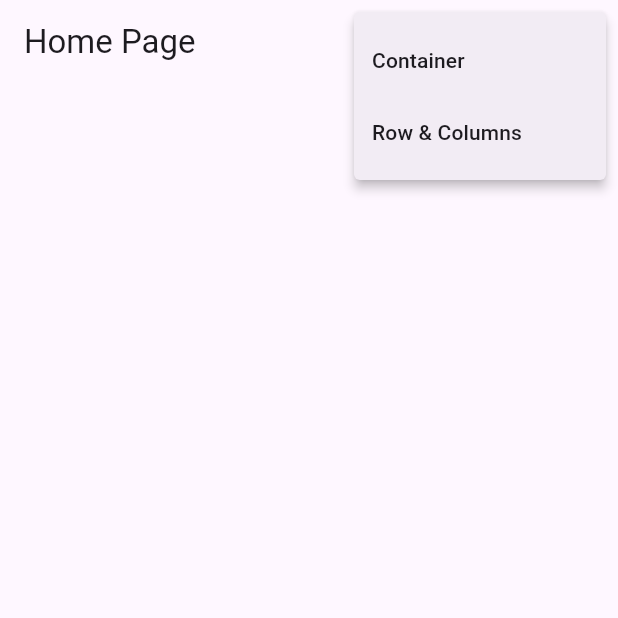
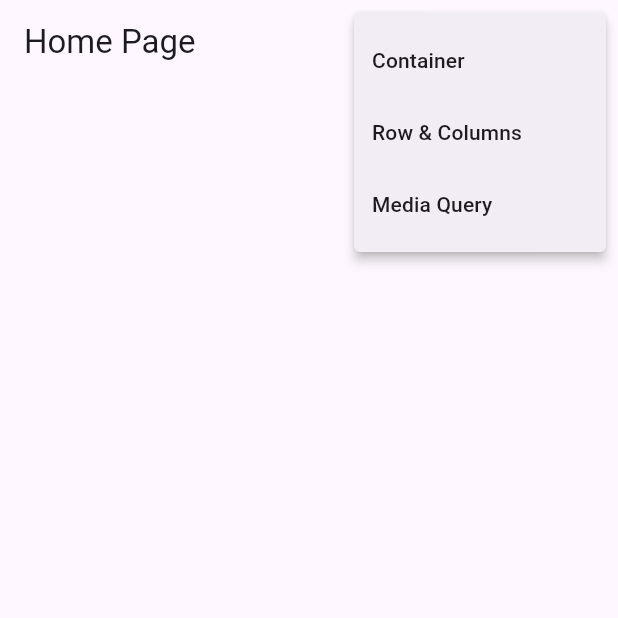
Before and after one commit to fabriciosuhet/flutter-primeiro-projeto, a Flutter app: the screen it shows after launch, after a tap on the "restaurant menu" icon, on a phone screen of 412 x 824 dp, the top half of it. Run offline on Flutter 3.47's test engine with Material 2 defaults, Android fonts, the phone set to English and light mode, and no system bars.

Commit message:
media quuery

```diff
--- a/lib/main.dart
+++ b/lib/main.dart
@@ -1,6 +1,7 @@
 import 'package:flutter/material.dart';
 import 'package:flutter_primeiro_projeto/pages/container/containerpage.dart';
 import 'package:flutter_primeiro_projeto/pages/home/homepage.dart';
+import 'package:flutter_primeiro_projeto/pages/media_query/media_query_page.dart';
 import 'package:flutter_primeiro_projeto/pages/rows_columns/rows_columns_page.dart';
 
 void main() {
@@ -23,6 +24,7 @@ class MyApp extends StatelessWidget {
         '/': (_) => const HomePage(),
         '/container': (_) => const ContainerPage(),
         '/rows_columns': (_) => const RowsColumnPage(),
+        '/media_query': (_) => const MediaQueryPage(),
       },
     );
   }
--- a/lib/pages/home/homepage.dart
+++ b/lib/pages/home/homepage.dart
@@ -3,6 +3,7 @@ import 'package:flutter/material.dart';
 enum PopupMenuPages {
   container,
   rows_columns,
+  media_query,
 }
 
 class HomePage extends StatelessWidget {
@@ -25,6 +26,9 @@ class HomePage extends StatelessWidget {
                 case PopupMenuPages.rows_columns:
                   Navigator.of(context).pushNamed('/rows_columns');
                   break;
+                case PopupMenuPages.media_query:
+                  Navigator.of(context).pushNamed('/media_query');
+                  break;
               }
             },
             itemBuilder: (BuildContext context) {
@@ -37,6 +41,10 @@ class HomePage extends StatelessWidget {
                   value: PopupMenuPages.rows_columns,
                   child: Text('Row & Columns'),
                 ),
+                const PopupMenuItem<PopupMenuPages>(
+                  value: PopupMenuPages.media_query,
+                  child: Text('Media Query'),
+                ),
               ];
             },
           )
```
Also changed, not shown: lib/pages/media_query/media_query_page.dart (added, +40 -0 lines).
